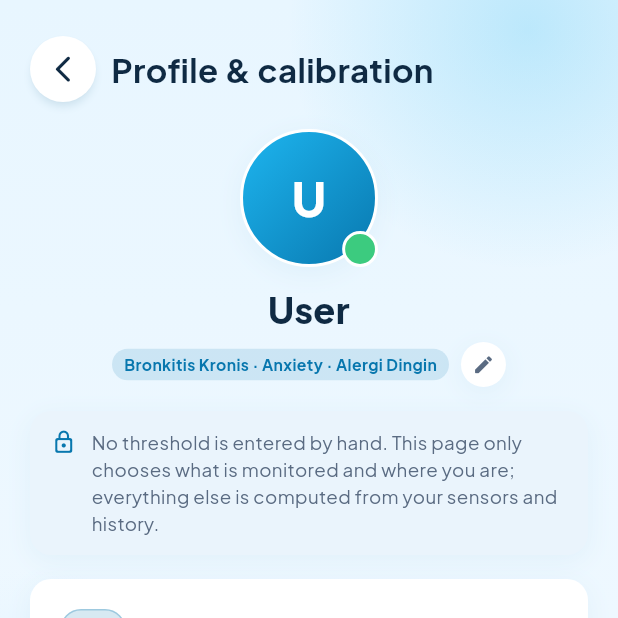
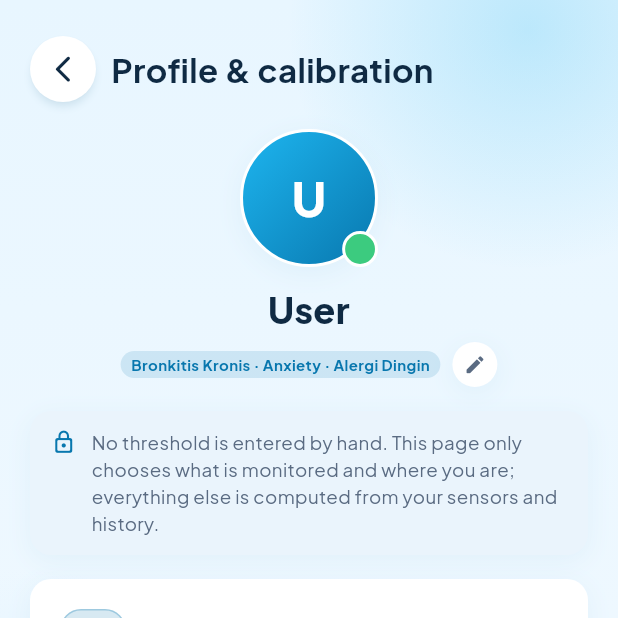
Before and after one commit to ideanica/freeair, a Flutter app: the ProfileScreen screen opened by its route, on a phone screen of 412 x 824 dp, the top half of it. Run offline on Flutter 3.47's test engine with Material 3 defaults, Android fonts, the phone set to English and light mode, and no system bars; our stand-ins replace flutter_local_notifications, shared_preferences, sqflite, timezone; missing offline and left inert: health_connector; accounts and stored records are empty.

Commit message:
Reduce shared status pill and notification badge sizing

```diff
--- a/lib/widgets/jb.dart
+++ b/lib/widgets/jb.dart
@@ -73,8 +73,8 @@ class JbStatusPill extends StatelessWidget {
   Widget build(BuildContext context) {
     return Container(
       padding: EdgeInsets.symmetric(
-        horizontal: compact ? 8 : 10,
-        vertical: compact ? 3 : 5,
+        horizontal: compact ? 7 : 9,
+        vertical: compact ? 2 : 4,
       ),
       decoration: BoxDecoration(
         color: color.withValues(alpha: 0.14),
@@ -84,7 +84,7 @@ class JbStatusPill extends StatelessWidget {
         mainAxisSize: MainAxisSize.min,
         children: [
           if (icon != null) ...[
-            Icon(icon, size: compact ? 12 : 13, color: color),
+            Icon(icon, size: compact ? 11 : 12, color: color),
             const SizedBox(width: 4),
           ],
           Flexible(
@@ -94,7 +94,7 @@ class JbStatusPill extends StatelessWidget {
               overflow: TextOverflow.ellipsis,
               style: TextStyle(
                 fontFamily: 'Plus Jakarta Sans',
-                fontSize: compact ? 10.5 : 11,
+                fontSize: compact ? 10 : 10.5,
                 fontWeight: FontWeight.w700,
                 color: color,
               ),
```
